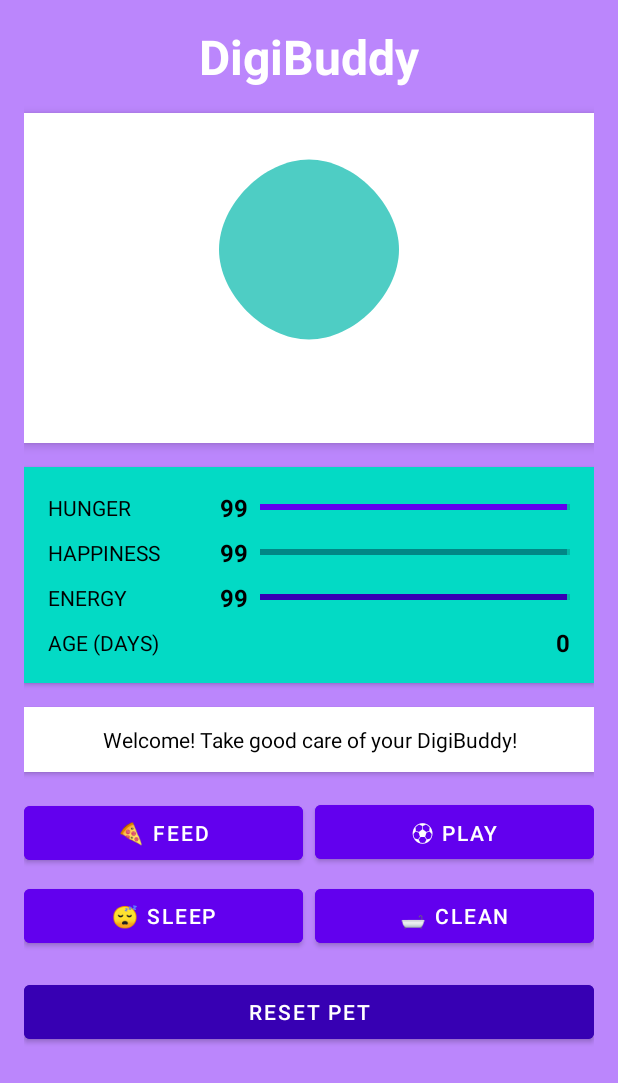
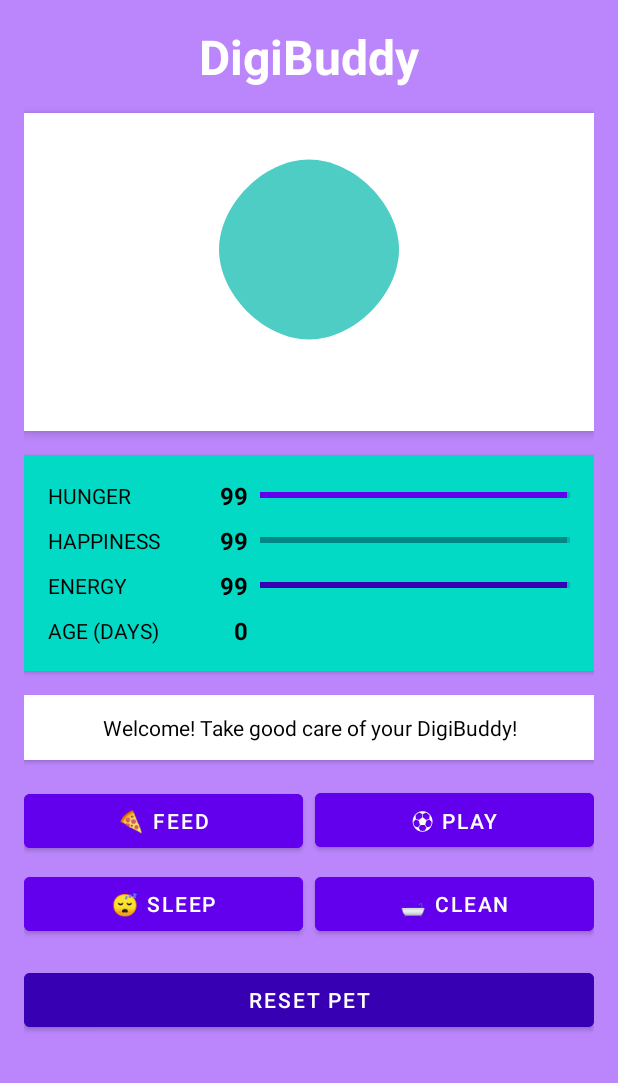
Before and after one commit to MatthewDelong/DigiBuddy, an Android app: the screen it shows after launch (MainActivity), on a phone screen of 412 x 824 dp. Shown: the top 1083 px of the screen. Run offline under Robolectric (Android 15) with nearby library versions, the phone set to English and light mode, and no system bars.

Commit message:
Refine milestone stars display in age stats
Moved the milestone stars to the stats area next to the age value, reduced their size, and added a label that appears only when stars are present. Cleaned up the logic for displaying stars and updated the layout for better alignment and clarity.

```diff
--- a/app/src/main/java/com/example/digibuddy/MainActivity.java
+++ b/app/src/main/java/com/example/digibuddy/MainActivity.java
@@ -22,7 +22,7 @@ public class MainActivity extends AppCompatActivity {
 
     private ImageView petImage;
     private ProgressBar hungerBar, happinessBar, energyBar;
-    private TextView hungerText, happinessText, energyText, ageText, messageText;
+    private TextView hungerText, happinessText, energyText, ageText, messageText, starsLabel;
     private Button feedButton, playButton, sleepButton, cleanButton, resetButton;
     private LinearLayout starsContainer;
 
@@ -57,6 +57,7 @@ public class MainActivity extends AppCompatActivity {
         ageText = findViewById(R.id.ageText);
         messageText = findViewById(R.id.messageText);
         starsContainer = findViewById(R.id.starsContainer);
+        starsLabel = findViewById(R.id.starsLabel);
 
         feedButton = findViewById(R.id.feedButton);
         playButton = findViewById(R.id.playButton);
@@ -154,33 +155,26 @@ public class MainActivity extends AppCompatActivity {
         starsContainer.removeAllViews();
 
         int totalStars = (int) pet.getAge() / 10;
-        int maxStarsToShow = 10;
 
-        for (int i = 0; i < Math.min(totalStars, maxStarsToShow); i++) {
+        // Show stars label only if there are stars to display
+        if (totalStars > 0) {
+            starsLabel.setVisibility(TextView.VISIBLE);
+        } else {
+            starsLabel.setVisibility(TextView.GONE);
+        }
+
+        // Add stars to the container
+        for (int i = 0; i < totalStars; i++) {
             ImageView star = new ImageView(this);
             LinearLayout.LayoutParams params = new LinearLayout.LayoutParams(
-                    36,
-                    36
+                    24, // Smaller stars since they're in the stats area
+                    24
             );
-            params.setMargins(4, 0, 4, 0);
+            params.setMargins(2, 0, 2, 0); // Tighter spacing
             star.setLayoutParams(params);
             star.setImageResource(R.drawable.ic_gold_star);
             star.setContentDescription("10-day milestone star");
             starsContainer.addView(star);
-        }
-
-        if (totalStars > maxStarsToShow) {
-            TextView extraStars = new TextView(this);
-            LinearLayout.LayoutParams params = new LinearLayout.LayoutParams(
-                    LinearLayout.LayoutParams.WRAP_CONTENT,
-                    LinearLayout.LayoutParams.WRAP_CONTENT
-            );
-            params.setMargins(8, 0, 0, 0);
-            extraStars.setLayoutParams(params);
-            extraStars.setText("+" + (totalStars - maxStarsToShow));
-            extraStars.setTextSize(14);
-            extraStars.setTextColor(getResources().getColor(R.color.gold, getTheme()));
-            starsContainer.addView(extraStars);
         }
     }
 
--- a/app/src/main/res/layout/activity_main.xml
+++ b/app/src/main/res/layout/activity_main.xml
@@ -39,16 +39,6 @@
                 android:src="@drawable/ic_pet_egg"
                 android:contentDescription="Your DigiBuddy" />
 
-            <!-- NEW: Milestone Stars -->
-            <LinearLayout
-                android:id="@+id/starsContainer"
-                android:layout_width="wrap_content"
-                android:layout_height="wrap_content"
-                android:orientation="horizontal"
-                android:gravity="center"
-                android:layout_marginTop="8dp">
-                <!-- Stars will be added programmatically -->
-            </LinearLayout>
         </LinearLayout>
 
         <!-- Stats Container -->
@@ -172,7 +162,7 @@
                     android:layout_marginStart="8dp" />
             </LinearLayout>
 
-            <!-- Age Stat - Simplified without progress bar -->
+            <!-- Age Stat - Updated with stars on the right -->
             <LinearLayout
                 android:layout_width="match_parent"
                 android:layout_height="wrap_content"
@@ -187,6 +177,13 @@
                     android:textSize="14sp"
                     android:textColor="@color/black" />
 
+                <!-- Age value container with fixed width to align with other stats -->
+                <LinearLayout
+                    android:layout_width="30dp"
+                    android:layout_height="wrap_content"
+                    android:orientation="horizontal"
+                    android:gravity="end">
+
                     <TextView
                         android:id="@+id/ageText"
                         android:layout_width="wrap_content"
@@ -194,9 +191,31 @@
                         android:text="0"
                         android:textSize="16sp"
                         android:textStyle="bold"
+                        android:textColor="@color/black" />
+                </LinearLayout>
+
+                <!-- Stars container moved here -->
+                <LinearLayout
+                    android:id="@+id/starsContainer"
+                    android:layout_width="0dp"
+                    android:layout_height="wrap_content"
+                    android:layout_weight="2"
+                    android:orientation="horizontal"
+                    android:gravity="start"
+                    android:layout_marginStart="8dp">
+
+                    <!-- Text label for stars -->
+                    <TextView
+                        android:id="@+id/starsLabel"
+                        android:layout_width="wrap_content"
+                        android:layout_height="wrap_content"
+                        android:text="🌟 "
+                        android:textSize="12sp"
                         android:textColor="@color/black"
-                    android:gravity="end"
-                    android:layout_marginStart="8dp" />
+                        android:visibility="gone" />
+
+                    <!-- Stars will be added programmatically here -->
+                </LinearLayout>
             </LinearLayout>
         </LinearLayout>
 
```
Also changed, not shown: 2 other files. Lines whose indentation alone changed are shown as unchanged.
